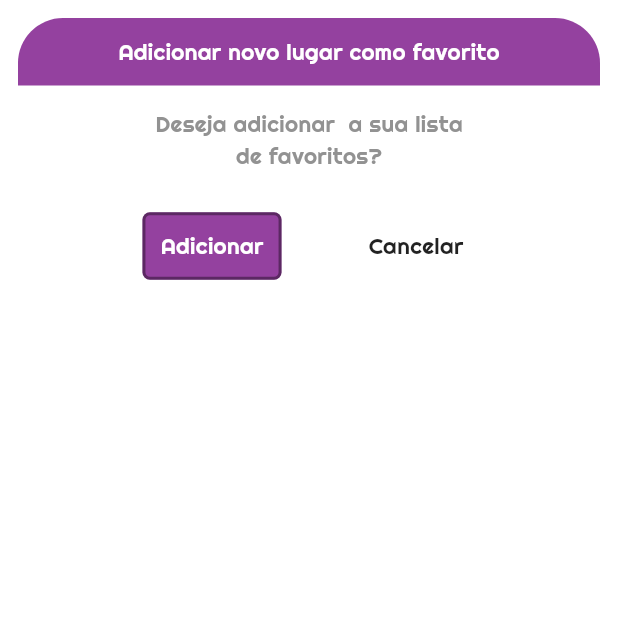
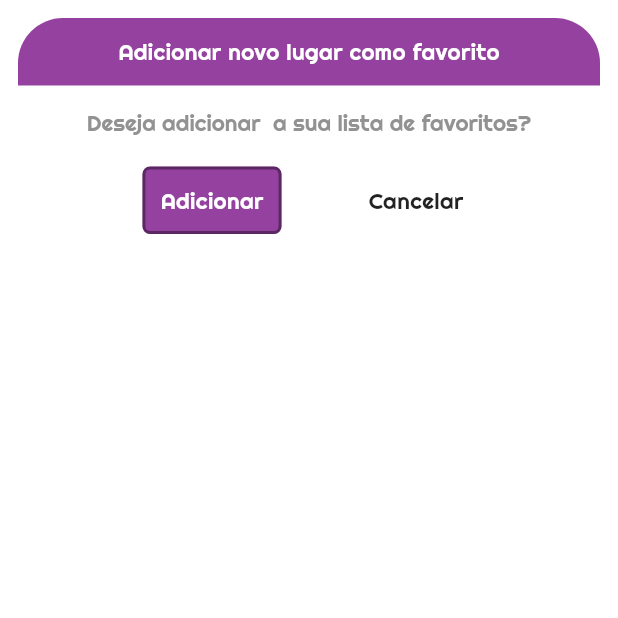
Before and after one commit to AndreNagem1/RoleApp, a Flutter app: the AddFavoritePlaceDialog screen opened directly with empty values, on a phone screen of 412 x 824 dp, the top half of it. Run offline on Flutter 3.47's test engine with Material 3 defaults, Android fonts, the phone set to English and light mode, and no system bars; our stand-ins replace cached_network_image, carousel_slider, cloud_firestore, dartz, dio, firebase_core and 16 more; missing offline and left inert: dart:ffi; accounts and stored records are empty.

Commit message:
fixed favored list dialog

```diff
--- a/lib/screens/map_screen/ui/add_favorite_place_dialog.dart
+++ b/lib/screens/map_screen/ui/add_favorite_place_dialog.dart
@@ -25,7 +25,6 @@ class AddFavoritePlaceDialog extends StatelessWidget {
     return Padding(
       padding: const EdgeInsets.all(12.0),
       child: Container(
-        height: 180,
         width: double.infinity,
         decoration: const BoxDecoration(
           borderRadius: BorderRadius.only(
@@ -80,55 +79,32 @@ class AddFavoritePlaceDialog extends StatelessWidget {
                     const SizedBox(height: 15),
                     Padding(
                       padding: const EdgeInsets.symmetric(horizontal: 10),
-                      child: Row(
-                        mainAxisAlignment: MainAxisAlignment.center,
-                        crossAxisAlignment: CrossAxisAlignment.center,
-                        children: [
-                          Text(
-                            'Deseja adicionar ',
+                      child: RichText(
+                        textAlign: TextAlign.center,
+                        text: TextSpan(
                           style: GoogleFonts.righteous(
                             textStyle: const TextStyle(
                               fontSize: 15,
                               color: ColorsRoleSp.smoothLetter,
                             ),
                           ),
-                          ),
-                          Text(
-                            placeInfo.name,
-                            style: GoogleFonts.righteous(
-                              textStyle: const TextStyle(
+                          children: <TextSpan>[
+                            const TextSpan(text: 'Deseja adicionar '),
+                            TextSpan(
+                              text: placeInfo.name,
+                              style: const TextStyle(
                                 fontStyle: FontStyle.italic,
                                 fontWeight: FontWeight.bold,
-                                fontSize: 15,
                                 color: Colors.black87,
                               ),
                             ),
-                          ),
-                          Text(
-                            ' a sua lista',
-                            style: GoogleFonts.righteous(
-                              textStyle: const TextStyle(
-                                fontSize: 15,
-                                color: ColorsRoleSp.smoothLetter,
-                              ),
-                            ),
-                          ),
+                            const TextSpan(text: ' a sua lista de favoritos?'),
                           ],
                         ),
+                      )
                     ),
-                    Text(
-                      'de favoritos?',
-                      style: GoogleFonts.righteous(
-                        textStyle: const TextStyle(
-                          fontSize: 15,
-                          color: ColorsRoleSp.smoothLetter,
-                        ),
-                      ),
-                    ),
-                    const SizedBox(height: 10),
-                    SizedBox(
-                      height: 80,
-                      child: Row(
+                    const SizedBox(height: 20),
+                    Row(
                       mainAxisAlignment: MainAxisAlignment.center,
                       crossAxisAlignment: CrossAxisAlignment.center,
                       children: [
@@ -181,7 +157,6 @@ class AddFavoritePlaceDialog extends StatelessWidget {
                           ),
                         ),
                       ],
-                      ),
                     )
                   ],
                 );
```
Lines whose indentation alone changed are shown as unchanged.
